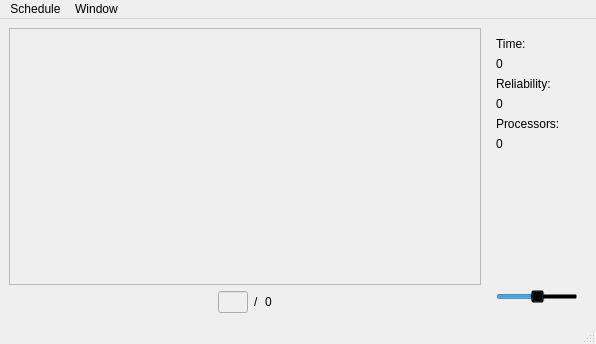
Above: src/SchedulerGUI/Windows/Viewer.ui from DanielZorin/movepoint before the change. Below: the same form after it.
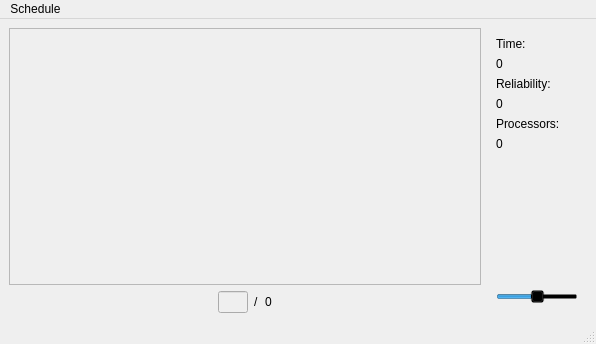
That is the form after the change. Icons and pictures are not drawn.

What changed in the file:
```diff
--- a/src/SchedulerGUI/Windows/Viewer.ui
+++ b/src/SchedulerGUI/Windows/Viewer.ui
@@ -476,14 +476,7 @@
     <addaction name="actionStep_Backward"/>
     <addaction name="actionShow_Best"/>
    </widget>
-   <widget class="QMenu" name="menuWindow">
-    <property name="title">
-     <string>Window</string>
-    </property>
-    <addaction name="actionColors"/>
-   </widget>
    <addaction name="menuSchedule"/>
-   <addaction name="menuWindow"/>
   </widget>
   <widget class="QStatusBar" name="statusBar"/>
   <action name="actionColors">
```
Left out of the diff: 16 changed lines with no effect on the pictures.
